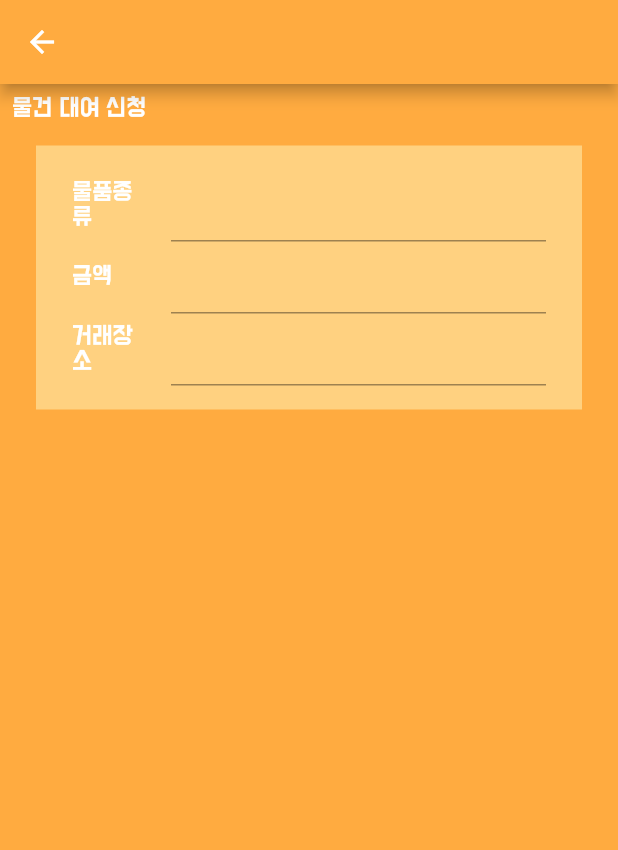
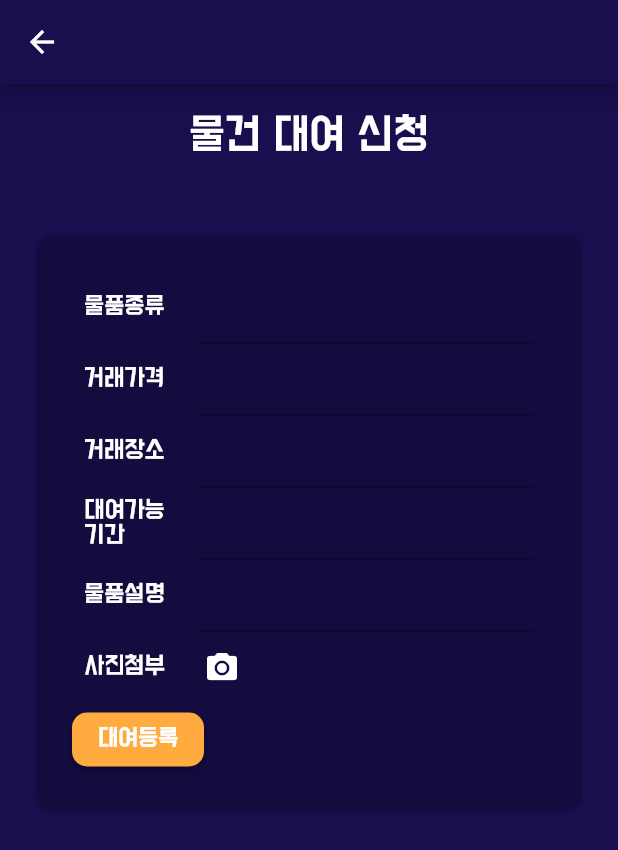
Before and after one commit to viaSSH/ddip, a Flutter app: the HomePage screen opened by its route, after a tap on "물건올리기", on a phone screen of 412 x 824 dp. Shown: the top 850 px of the screen. Run offline on Flutter 3.47's test engine with Material 2 defaults, Android fonts, the phone set to English and light mode, and no system bars; network calls fail.

Commit message:
ui update

```diff
--- a/lib/addItem.dart
+++ b/lib/addItem.dart
@@ -3,7 +3,8 @@ import 'package:flutter/material.dart';
 final itemCategoryController =  TextEditingController();
 final itemPriceController =  TextEditingController();
 final itemLocationController =  TextEditingController();
-
+final itemDateController =  TextEditingController();
+final itemContentController =  TextEditingController();
 class AddItemPage extends StatefulWidget {
 
   @override
@@ -19,18 +20,18 @@ class _AddItemPageState extends State<AddItemPage> {
     return Scaffold(
       appBar: AppBar(
 //        title: Text("asd"),
-        backgroundColor: Colors.orangeAccent,
+        backgroundColor: Color.fromARGB(255, 25, 14, 78),
       ),
       body: Padding(
-        padding: const EdgeInsets.all(8.0),
+        padding: const EdgeInsets.fromLTRB(8.0,20,8.0,10),
         child: ListView(
           children: <Widget>[
-            Text("물건 대여 신청"),
+            Center(child: Text("물건 대여 신청",style: TextStyle(fontSize: 25))),
             _AddItemFormSection()
           ],
         ),
       ),
-      backgroundColor: Colors.orangeAccent,
+      backgroundColor: Color.fromARGB(255, 25, 14, 78),
     );
   }
 }
@@ -48,10 +49,15 @@ class _AddItemFormSectionState extends State<_AddItemFormSection> {
   Widget build(BuildContext context) {
     return Container(
       padding: EdgeInsets.all(16.0),
-      margin: EdgeInsets.all(16.0),
-      color: Colors.orangeAccent[100],
+      margin: EdgeInsets.fromLTRB(16.0,50,16.0,10),
+        decoration: BoxDecoration(
+          borderRadius: new BorderRadius.circular(10.0),
+          color: Color.fromARGB(50, 0, 0, 0),
+        ),
       child: Form(
         key: _addItemFormKey,
+        child: Padding(
+          padding: const EdgeInsets.all(8.0),
           child: Column(
             crossAxisAlignment: CrossAxisAlignment.start,
             children: <Widget>[
@@ -60,15 +66,15 @@ class _AddItemFormSectionState extends State<_AddItemFormSection> {
 
                 children: <Widget>[
                     Container(
-                      width: 50,
+                        width: 60,
                         margin: EdgeInsets.symmetric(horizontal: 8.0),
                         child: Text("물품종류")
                     ),
                     Flexible(
-
                       child: Container(
                         margin: EdgeInsets.symmetric(horizontal: 8.0),
                         child: TextFormField(
+                          style: new TextStyle(color: Colors.white),
                           controller: itemCategoryController,
                           validator: (value) {
                             if(value.isEmpty) {
@@ -85,15 +91,15 @@ class _AddItemFormSectionState extends State<_AddItemFormSection> {
 
                 children: <Widget>[
                   Container(
-                    width: 50,
+                      width: 60,
                       margin: EdgeInsets.symmetric(horizontal: 8.0),
-                    child: Text("금액")
+                      child: Text("거래가격")
                   ),
                   Flexible(
-
                     child: Container(
                       margin: EdgeInsets.symmetric(horizontal: 8.0),
                       child: TextFormField(
+                        style: new TextStyle(color: Colors.white),
                         controller: itemPriceController,
                         validator: (value) {
                           if(value.isEmpty) {
@@ -105,13 +111,12 @@ class _AddItemFormSectionState extends State<_AddItemFormSection> {
                   ),
                 ],
               ),
-
               Row(
                 mainAxisAlignment: MainAxisAlignment.start,
 
                 children: <Widget>[
                   Container(
-                    width: 50,
+                      width: 60,
                       margin: EdgeInsets.symmetric(horizontal: 8.0),
                       child: Text("거래장소")
                   ),
@@ -120,6 +125,7 @@ class _AddItemFormSectionState extends State<_AddItemFormSection> {
                     child: Container(
                       margin: EdgeInsets.symmetric(horizontal: 8.0),
                       child: TextFormField(
+                        style: new TextStyle(color: Colors.white),
                         controller: itemLocationController,
                         validator: (value) {
                           if(value.isEmpty) {
@@ -131,9 +137,85 @@ class _AddItemFormSectionState extends State<_AddItemFormSection> {
                   ),
                 ],
               ),
+              Row(
+                mainAxisAlignment: MainAxisAlignment.start,
 
+                children: <Widget>[
+                  Container(
+                      width: 60,
+                      margin: EdgeInsets.symmetric(horizontal: 8.0),
+                      child: Text("대여가능기간")
+                  ),
+                  Flexible(
+
+                    child: Container(
+                      margin: EdgeInsets.symmetric(horizontal: 8.0),
+                      child: TextFormField(
+                        style: new TextStyle(color: Colors.white),
+                        controller: itemDateController,
+                        validator: (value) {
+                          if(value.isEmpty) {
+                            return 'Please enter some text';
+                          }
+                        },
+                      ),
+                    ),
+                  ),
                 ],
-        )
+              ),
+              Row(
+                mainAxisAlignment: MainAxisAlignment.start,
+
+                children: <Widget>[
+                  Container(
+                      width: 60,
+                      margin: EdgeInsets.symmetric(horizontal: 8.0),
+                      child: Text("물품설명")
+                  ),
+                  Flexible(
+                    child: Container(
+                      margin: EdgeInsets.symmetric(horizontal: 8.0),
+                      child: TextFormField(
+                        style: new TextStyle(color: Colors.white),
+                        controller: itemContentController,
+                        maxLines: null, //grow automatically
+                        validator: (value) {
+                          if(value.isEmpty) {
+                            return 'Please enter some text';
+                          }
+                        },
+                      ),
+                    ),
+                  ),
+                ],
+              ),
+              Row(
+                mainAxisAlignment: MainAxisAlignment.start,
+
+                children: <Widget>[
+                  Container(
+                      width: 60,
+                      margin: EdgeInsets.symmetric(horizontal: 8.0),
+                      child: Text("사진첨부")
+                  ),
+                  IconButton(icon: Icon(Icons.camera_alt,color: Colors.white))
+                ],
+              ),
+              MaterialButton(
+                child: Text('대여등록',style: TextStyle(color: Colors.white)),
+                color: Colors.orangeAccent,
+                shape: RoundedRectangleBorder(
+                    borderRadius: BorderRadius.circular(10)
+                ),
+                onPressed: () {
+                  Navigator.pushNamed(context, '/search',
+                      arguments: 'item'
+                  );
+                },
+              ),
+            ],
+          ),
+        ),
       )
     );
   }
--- a/lib/home.dart
+++ b/lib/home.dart
@@ -111,7 +111,7 @@ class _CategorySectionState extends State<_CategorySection> {
       child: Row(
         mainAxisAlignment: MainAxisAlignment.spaceEvenly,
         children: <Widget>[
-          RaisedButton(
+          MaterialButton(
             child: Text('물품',style: TextStyle(color: Colors.white)),
             color: Colors.orangeAccent,
             shape: RoundedRectangleBorder(
@@ -123,7 +123,7 @@ class _CategorySectionState extends State<_CategorySection> {
               );
             },
           ),
-          RaisedButton(
+          MaterialButton(
             child: Text('사람',style: TextStyle(color: Colors.white)),
             color: Colors.orangeAccent,
             shape: RoundedRectangleBorder(
@@ -133,7 +133,7 @@ class _CategorySectionState extends State<_CategorySection> {
 
             },
           ),
-          RaisedButton(
+          MaterialButton(
             child: Text('공간',style: TextStyle(color: Colors.white)),
             color: Colors.orangeAccent,
             shape: RoundedRectangleBorder(
@@ -143,7 +143,7 @@ class _CategorySectionState extends State<_CategorySection> {
 
             },
           ),
-          RaisedButton(
+          MaterialButton(
             child: Text('노하우',style: TextStyle(color: Colors.white)),
             color: Colors.orangeAccent,
             shape: RoundedRectangleBorder(
```
Lines whose indentation alone changed are shown as unchanged.
